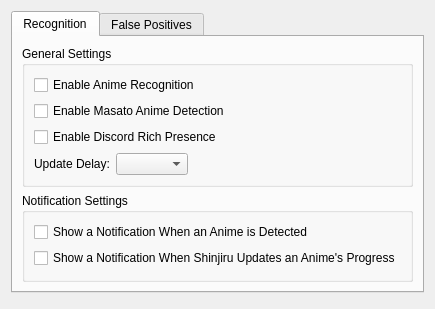
First picture: the form in ui/settings_dialog/views/recognition.ui, repository Nikey646/Shinjiru, before the edit.
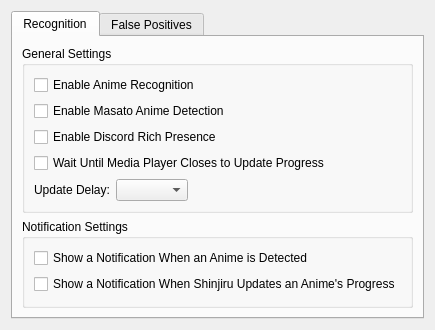
Second picture: the form after the edit.

Commit message: Implement setting for #5 (delay update until media player closes)

```diff
--- a/ui/settings_dialog/views/recognition.ui
+++ b/ui/settings_dialog/views/recognition.ui
@@ -48,6 +48,13 @@
             </property>
            </widget>
           </item>
+          <item>
+           <widget class="QCheckBox" name="waitforMediaPlayer">
+            <property name="text">
+             <string>Wait Until Media Player Closes to Update Progress</string>
+            </property>
+           </widget>
+          </item>
           <item>
            <layout class="QFormLayout" name="formLayout">
             <item row="0" column="1">
```
Left out of the diff: 14 changed lines with no effect on the pictures. The commit also changes 6 other files.
